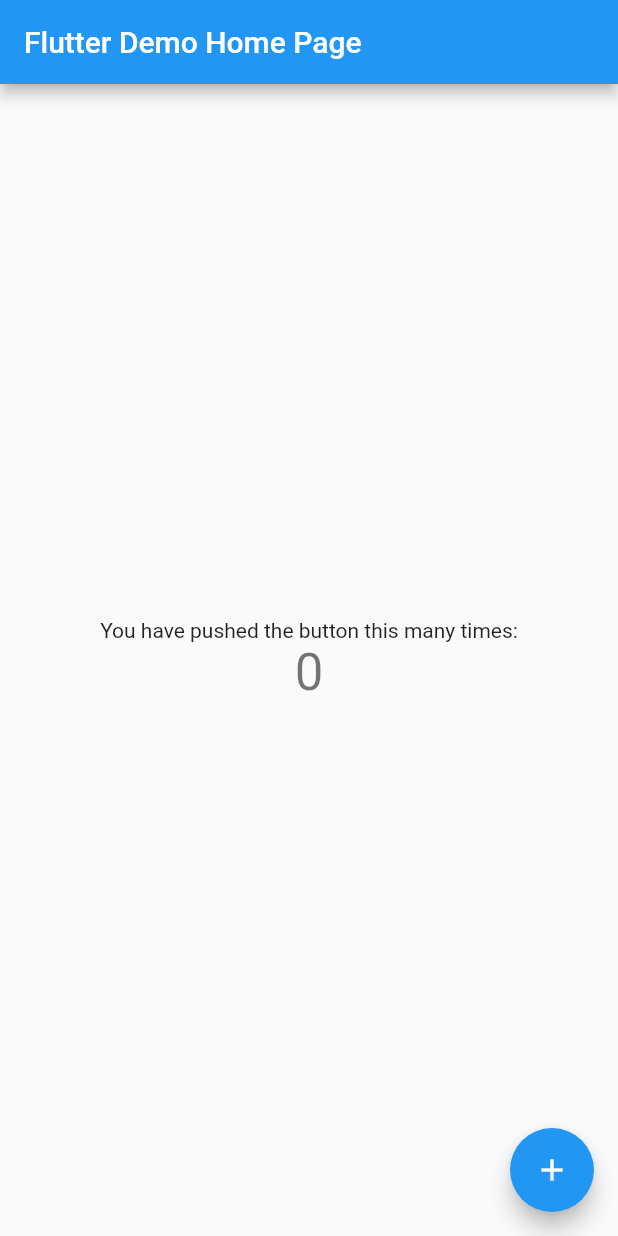
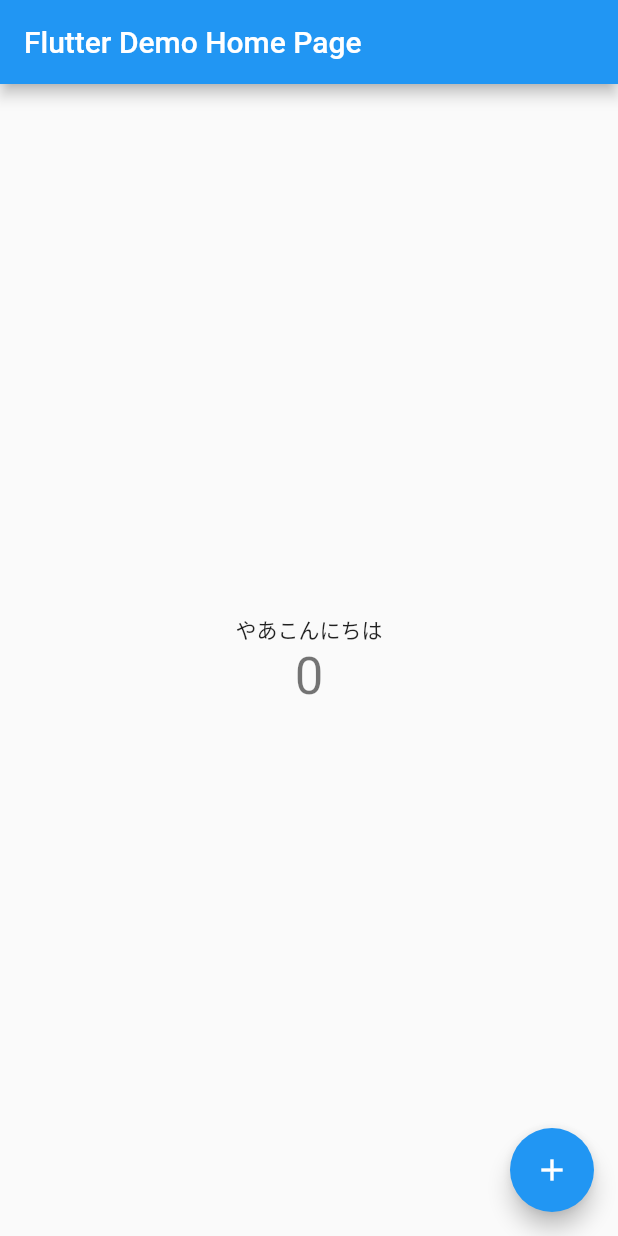
Before and after one commit to KOKI425/test5, a Flutter app: the screen it shows after launch, on a phone screen of 412 x 824 dp. Run offline on Flutter 3.47's test engine with Material 2 defaults, Android fonts, the phone set to English and light mode, and no system bars.

Commit message:
third commit

```diff
--- a/lib/main.dart
+++ b/lib/main.dart
@@ -98,7 +98,7 @@ class _MyHomePageState extends State<MyHomePage> {
           mainAxisAlignment: MainAxisAlignment.center,
           children: <Widget>[
             Text(
-              'You have pushed the button this many times:',
+              'やあこんにちは',
             ),
             Text(
               '$_counter',
```
